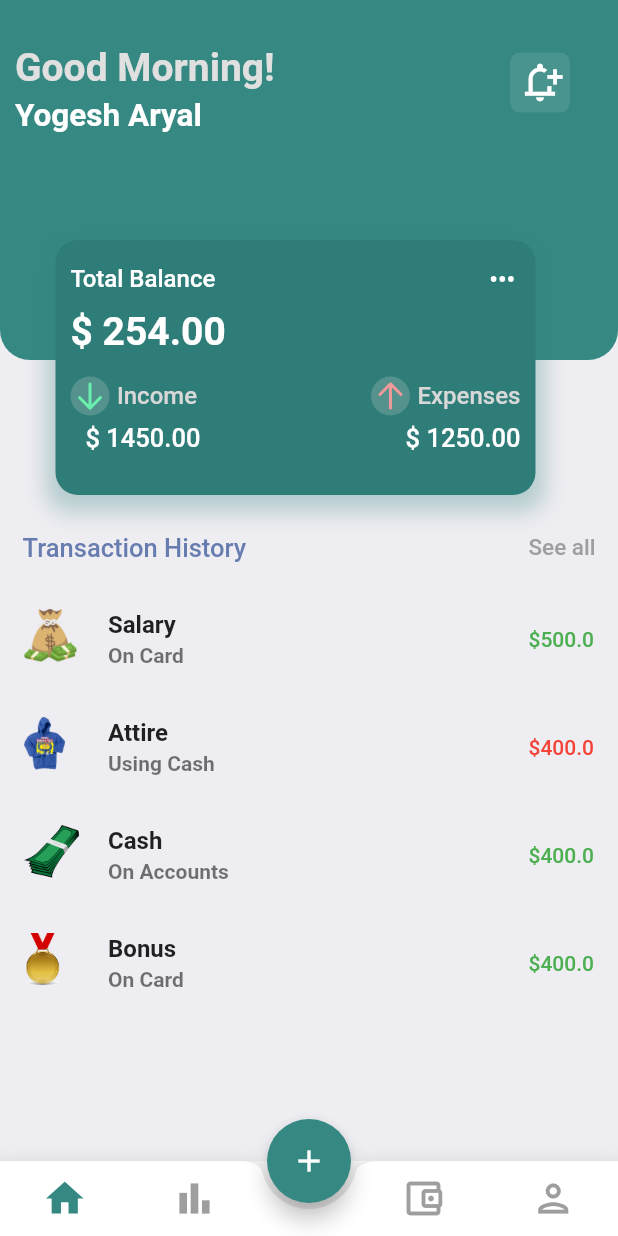
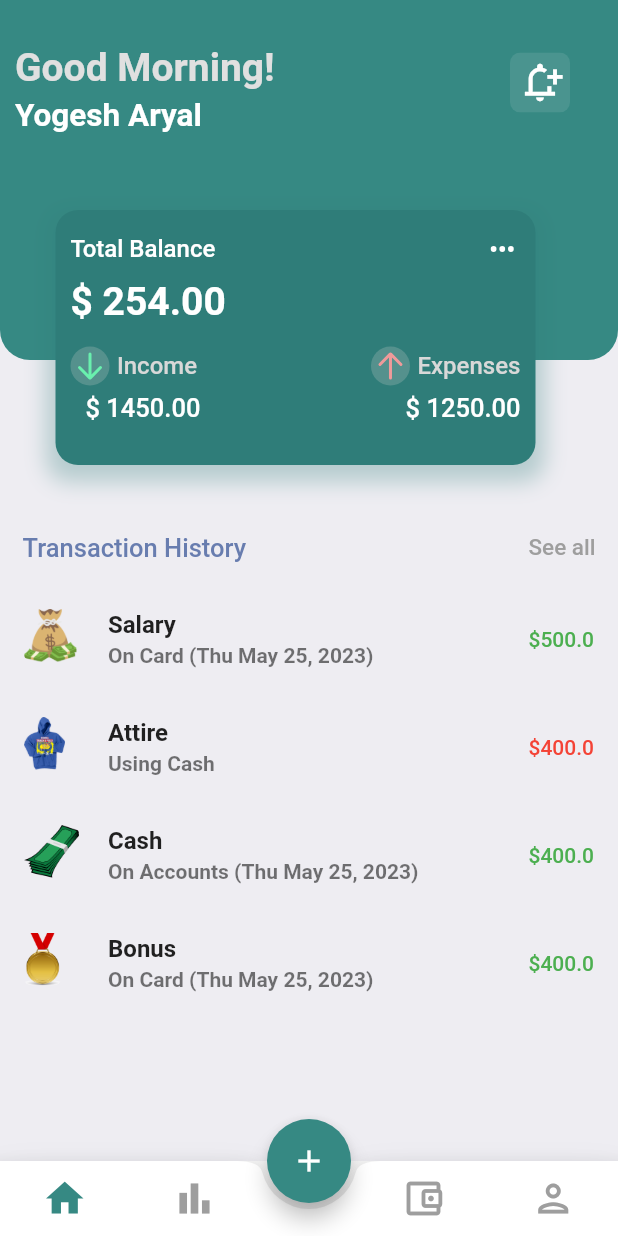
Before and after one commit to Aryog/FundFlow, a Flutter app: the screen it shows after launch, on a phone screen of 412 x 824 dp. Run offline on Flutter 3.47's test engine with Material 2 defaults, Android fonts, the phone set to English and light mode, and no system bars; our stand-ins replace fluentui_icons, flutter_svg, gap, get, syncfusion_flutter_charts.

Commit message:
date and time ui display

```diff
--- a/lib/data/listMoneyData.dart
+++ b/lib/data/listMoneyData.dart
@@ -17,6 +17,7 @@ List<money> getter() {
   moneyData1.category = "Attire";
   moneyData1.account = "Cash";
   moneyData1.remarks = "Hello";
+  moneyData1.date = DateTime(2023, 5, 27);
   moneyData2.type = "Income";
   moneyData2.amount = 400;
   moneyData2.category = "Cash";
--- a/lib/pages/HomeScreen.dart
+++ b/lib/pages/HomeScreen.dart
@@ -3,6 +3,7 @@ import 'package:flutter/material.dart';
 import 'package:fundflow/data/listMoneyData.dart';
 import 'package:fundflow/utils/app_layout.dart';
 import 'package:fundflow/utils/app_styles.dart';
+import 'package:fundflow/utils/app_utilities.dart';
 import 'package:gap/gap.dart';
 
 class AppHomeScreen extends StatelessWidget {
@@ -31,9 +32,12 @@ class AppHomeScreen extends StatelessWidget {
                         style: Styles.headLineStyle3
                             .copyWith(color: Styles.primaryColor),
                       ),
-                      Text("See all",
-                          style: Styles.headLineStyle3
-                              .copyWith(fontSize: 15, color: Colors.grey))
+                      InkWell(
+                        onTap: () {},
+                        child: Text("See all",
+                            style: Styles.headLineStyle3
+                                .copyWith(fontSize: 15, color: Colors.grey)),
+                      )
                     ]),
               ),
             ),
@@ -52,7 +56,7 @@ class AppHomeScreen extends StatelessWidget {
                 ),
                 subtitle: getter()[index].type == "Income"
                     ? Text(
-                        "On ${getter()[index].account!}",
+                        "On ${getter()[index].account!} (${Utils.getWeekday((getter()[index].date)?.weekday)} ${Utils.getMonth(getter()[index].date?.month)} ${getter()[index].date?.day}, ${getter()[index].date?.year})",
                         style: TextStyle(fontWeight: FontWeight.w600),
                       )
                     : Text(
@@ -130,7 +134,7 @@ class AppHomeScreen extends StatelessWidget {
           ],
         ),
         Positioned(
-          top: AppLayout.getHeight(160),
+          top: AppLayout.getHeight(140),
           left: AppLayout.getWidth(37),
           child: Container(
             height: 170,
--- a/lib/pages/RegisterScreen.dart
+++ b/lib/pages/RegisterScreen.dart
@@ -102,6 +102,7 @@ class _AppRegsiterScreenState extends State<AppRegsiterScreen> {
               ),
               Gap(AppLayout.getHeight(10)),
               TextFormField(
+                obscureText: true,
                 validator: (value) {
                   if (value == null || value.isEmpty) {
                     return "Please enter password";
@@ -123,6 +124,7 @@ class _AppRegsiterScreenState extends State<AppRegsiterScreen> {
               ),
               Gap(AppLayout.getHeight(10)),
               TextFormField(
+                obscureText: true,
                 validator: (value) {
                   if (value == null || value.isEmpty) {
                     return "Please enter confirm password";
--- a/lib/utils/app_utilities.dart
+++ b/lib/utils/app_utilities.dart
@@ -1,5 +1,5 @@
 class Utils {
-  static String getMonth(int month) {
+  static String getMonth(int? month) {
     switch (month) {
       case DateTime.january:
         return 'Jan';
@@ -29,4 +29,25 @@ class Utils {
         return '';
     }
   }
+
+  static String getWeekday(int? weekdayNumber) {
+    switch (weekdayNumber) {
+      case 1:
+        return 'Mon';
+      case 2:
+        return 'Tue';
+      case 3:
+        return 'Wed';
+      case 4:
+        return 'Thu';
+      case 5:
+        return 'Fri';
+      case 6:
+        return 'Sat';
+      case 7:
+        return 'Sun';
+      default:
+        return '';
+    }
+  }
 }
```
Also changed, not shown: lib/pages/addTransac.dart (+34 -10 lines).
